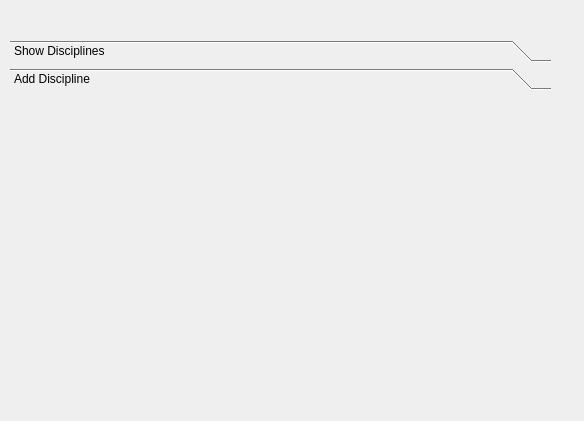
Above: Schule/managedisciplinesdialog.ui from MrRisoni/Gauss before the change. Below: the same form after it.
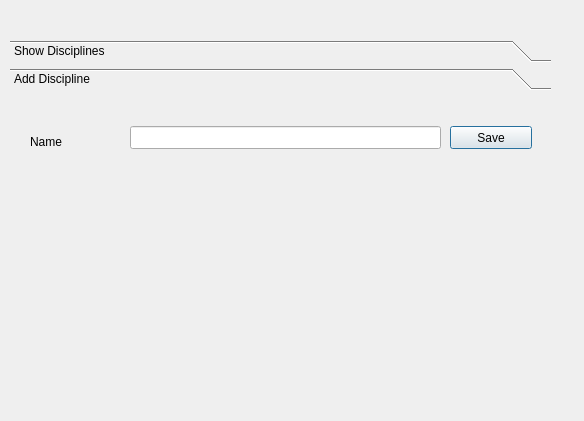
That is the form after the change.

```diff
--- a/Schule/managedisciplinesdialog.ui
+++ b/Schule/managedisciplinesdialog.ui
@@ -50,6 +50,42 @@
     <attribute name="label">
      <string>Add Discipline</string>
     </attribute>
+    <widget class="QLabel" name="label">
+     <property name="geometry">
+      <rect>
+       <x>20</x>
+       <y>30</y>
+       <width>61</width>
+       <height>31</height>
+      </rect>
+     </property>
+     <property name="text">
+      <string>Name</string>
+     </property>
+    </widget>
+    <widget class="QLineEdit" name="lineEdit">
+     <property name="geometry">
+      <rect>
+       <x>120</x>
+       <y>30</y>
+       <width>311</width>
+       <height>23</height>
+      </rect>
+     </property>
+    </widget>
+    <widget class="QPushButton" name="pushSaveDiscipline">
+     <property name="geometry">
+      <rect>
+       <x>440</x>
+       <y>30</y>
+       <width>82</width>
+       <height>23</height>
+      </rect>
+     </property>
+     <property name="text">
+      <string>Save</string>
+     </property>
+    </widget>
    </widget>
   </widget>
  </widget>
```
Left out of the diff: 10 changed lines with no effect on the pictures.
